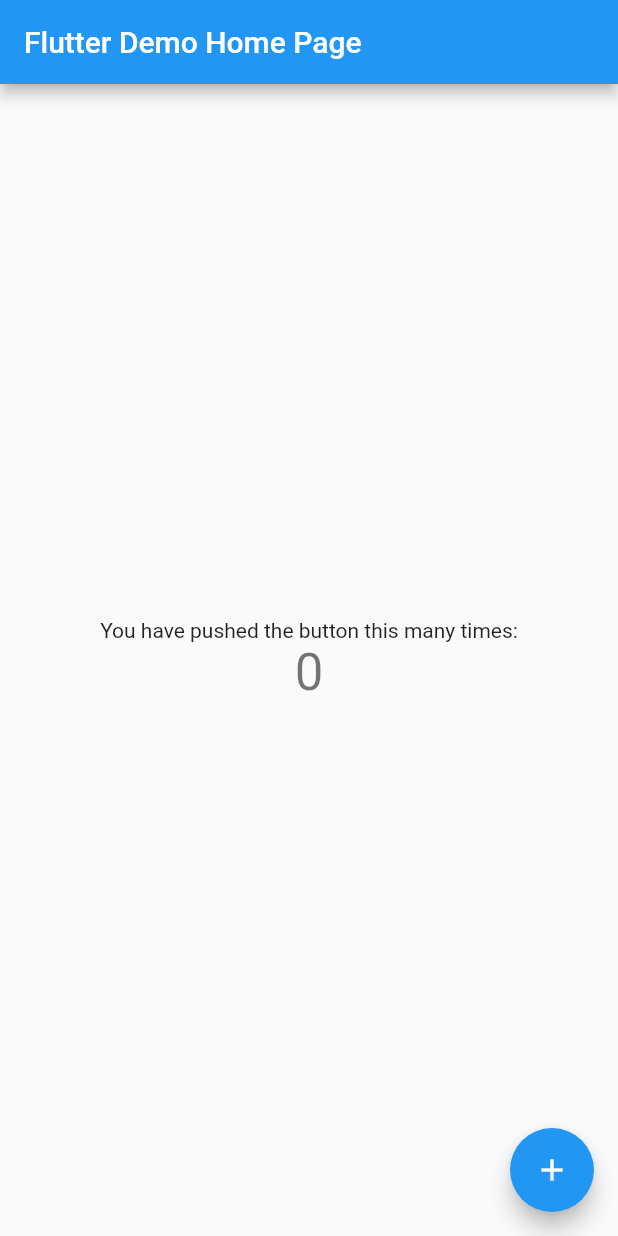
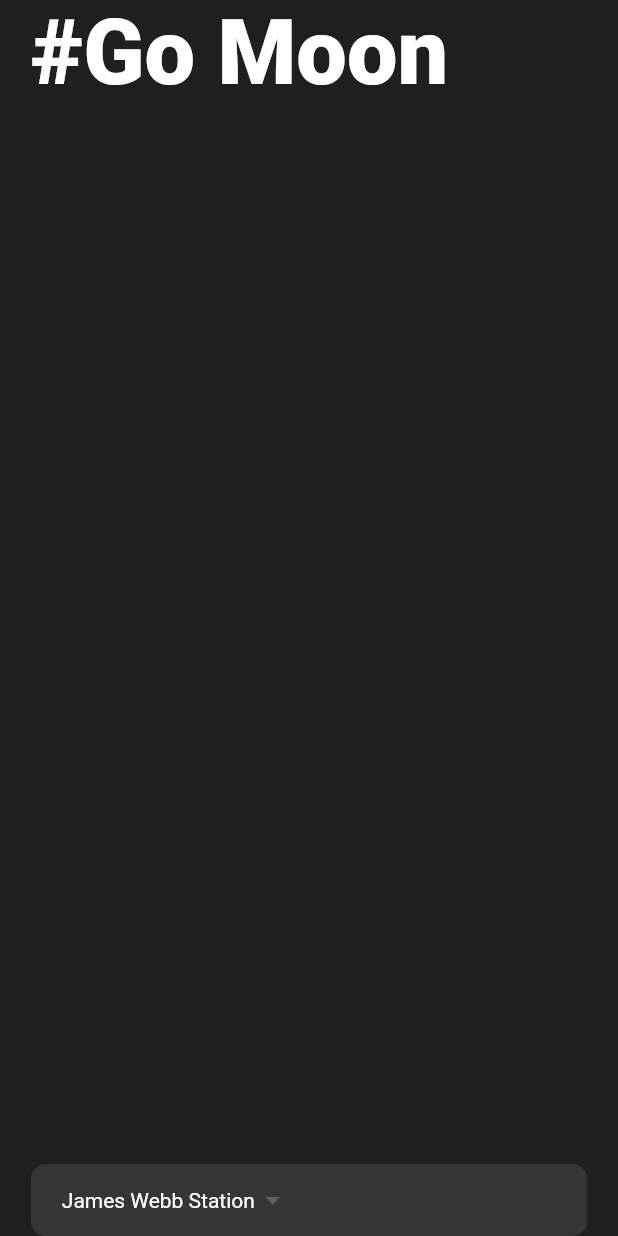
Before and after one commit to MdakaMM/go_moon_app, a Flutter app: the screen it shows after launch, on a phone screen of 412 x 824 dp. Run offline on Flutter 3.47's test engine with Material 2 defaults, Android fonts, the phone set to English and light mode, and no system bars.

Commit message:
pushing changes

```diff
--- a/lib/main.dart
+++ b/lib/main.dart
@@ -1,67 +1,19 @@
 import 'package:flutter/material.dart';
+import 'package:go_moon/pages/home_page.dart';
 
 void main() {
-  runApp(const MyApp());
+  runApp(const App());
 }
 
-class MyApp extends StatelessWidget {
-  const MyApp({Key? key}) : super(key: key);
+class App extends StatelessWidget {
+  const App({Key? key}) : super(key: key);
 
   @override
   Widget build(BuildContext context) {
     return MaterialApp(
-      title: 'Flutter Demo',
-      theme: ThemeData(
-        primarySwatch: Colors.blue,
-      ),
-      home: const MyHomePage(title: 'Flutter Demo Home Page'),
-    );
+        title: "Go Moon Application",
+        theme:
+            ThemeData(scaffoldBackgroundColor: const Color.fromARGB(255, 31, 31, 31)),
+        home: HomePage());
   }
 }
-
-class MyHomePage extends StatefulWidget {
-  const MyHomePage({Key? key, required this.title}) : super(key: key);
-
-  final String title;
-
-  @override
-  State<MyHomePage> createState() => _MyHomePageState();
-}
-
-class _MyHomePageState extends State<MyHomePage> {
-  int _counter = 0;
-
-  void _incrementCounter() {
-    setState(() {
-      _counter++;
-    });
-  }
-
-  @override
-  Widget build(BuildContext context) {
-    return Scaffold(
-      appBar: AppBar(
-        title: Text(widget.title),
-      ),
-      body: Center(
-        child: Column(
-          mainAxisAlignment: MainAxisAlignment.center,
-          children: <Widget>[
-            const Text(
-              'You have pushed the button this many times:',
-            ),
-            Text(
-              '$_counter',
-              style: Theme.of(context).textTheme.headline4,
-            ),
-          ],
-        ),
-      ),
-      floatingActionButton: FloatingActionButton(
-        onPressed: _incrementCounter,
-        tooltip: 'Increment',
-        child: const Icon(Icons.add),
-      ), // This trailing comma makes auto-formatting nicer for build methods.
-    );
-  }
-}
--- /dev/null
+++ b/lib/pages/home_page.dart
@@ -0,0 +1,85 @@
+import 'package:flutter/material.dart';
+import 'package:flutter/src/foundation/key.dart';
+import 'package:flutter/src/widgets/framework.dart';
+
+class HomePage extends StatelessWidget {
+  late double _deviceHeight, _deviceWidth;
+
+  HomePage({Key? key}) : super(key: key);
+
+  @override
+  Widget build(BuildContext context) {
+    //This is the variable name where you declare your statement that will make your device size
+    _deviceHeight = MediaQuery.of(context).size.height;
+    _deviceWidth = MediaQuery.of(context).size.width;
+    //Scaffold is where your widgets off app stays
+    return Scaffold(
+      //Safearea takes removes your widget from taking space of your top and bottom space of your phone
+      body: SafeArea(
+          child: Container(
+              //color: Colors.blue,
+              height: _deviceHeight,
+              width: _deviceWidth,
+              //This padding property is used to make the container in the middle
+              padding: EdgeInsets.symmetric(horizontal: _deviceWidth * 0.05),
+              child: Column(
+                mainAxisAlignment: MainAxisAlignment.spaceBetween,
+                mainAxisSize: MainAxisSize.max,
+                crossAxisAlignment: CrossAxisAlignment.start,
+                children: [
+                  _pageTitle(),
+                  MyWidget(),
+                ],
+              ))),
+    );
+  }
+}
+
+//This is the function created saperatly wich can be called as method
+Widget _pageTitle() {
+  return const Text("#Go Moon",
+      style: TextStyle(
+          color: Colors.white, fontSize: 60, fontWeight: FontWeight.w800));
+}
+
+Widget _astroImageWidget() {
+  return Container(
+    decoration: const BoxDecoration(
+        image: DecorationImage(
+            fit: BoxFit.fill,
+            image: AssetImage("assets/images/astro_moon.png"))),
+  );
+}
+
+class MyWidget extends StatelessWidget {
+  late double _deviceHeight, _deviceWidth;
+  MyWidget({Key? key}) : super(key: key);
+
+  @override
+  Widget build(BuildContext context) {
+    _deviceHeight = MediaQuery.of(context).size.height;
+    _deviceWidth = MediaQuery.of(context).size.width;
+    List<String> items = [
+      'James Webb Station',
+      'Preneure Station',
+    ];
+    return Container(
+        padding: EdgeInsets.symmetric(horizontal: _deviceWidth * 0.05),
+        width: _deviceWidth,
+        decoration: BoxDecoration(
+            color: const Color.fromRGBO(53, 53, 53, 1.0),
+            borderRadius: BorderRadius.circular(10)),
+        child: DropdownButton(
+            value: items.first,
+            onChanged: (_) {},
+            items: items.map((e) {
+              return DropdownMenuItem(
+                value: e,
+                child: Text(e),
+              );
+            }).toList(),
+            underline: Container(),
+            dropdownColor: const Color.fromRGBO(53, 53, 53, 1.0),
+            style: const TextStyle(color: Colors.white)));
+  }
+}
--- a/pubspec.yaml
+++ b/pubspec.yaml
@@ -58,8 +58,8 @@ flutter:
   uses-material-design: true
 
   # To add assets to your application, add an assets section, like this:
-  # assets:
-  #   - images/a_dot_burr.jpeg
+  assets:
+    - assets/images/
   #   - images/a_dot_ham.jpeg
 
   # An image asset can refer to one or more resolution-specific "variants", see
```
Also changed, not shown: assets/images/astro_moon.png (added), 1 other file.
